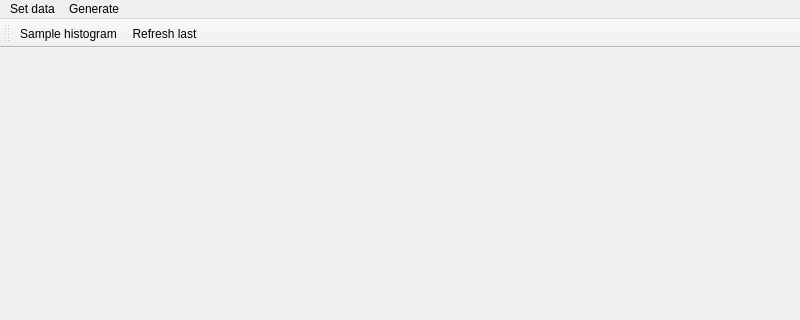
Sakamoto45/Semestr_6, file C++/Qt/HypothesisTesting/mainwindow.ui: the form before one commit; both pictures show x 0 to 800 and y 0 to 320 of the 800 by 600 pixel window.
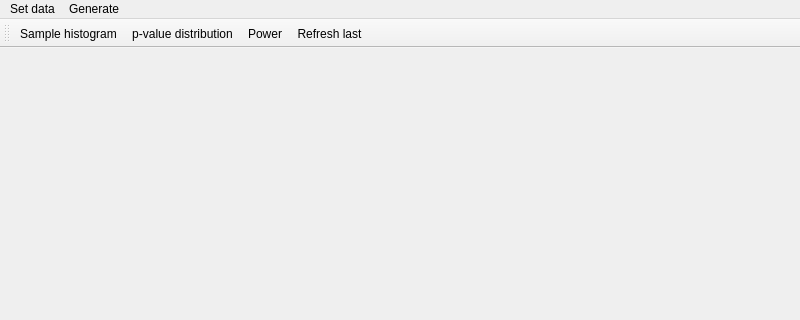
The form after the commit. Icons and pictures are not drawn.

```diff
--- a/C++/Qt/HypothesisTesting/mainwindow.ui
+++ b/C++/Qt/HypothesisTesting/mainwindow.ui
@@ -52,6 +52,8 @@
     <bool>false</bool>
    </attribute>
    <addaction name="action_sample_gialog"/>
+   <addaction name="action_p_value_dialog"/>
+   <addaction name="action_power"/>
    <addaction name="action_refresh_last"/>
   </widget>
   <action name="action_sample_gialog">
```
Left out of the diff: 8 changed lines with no effect on the pictures.
